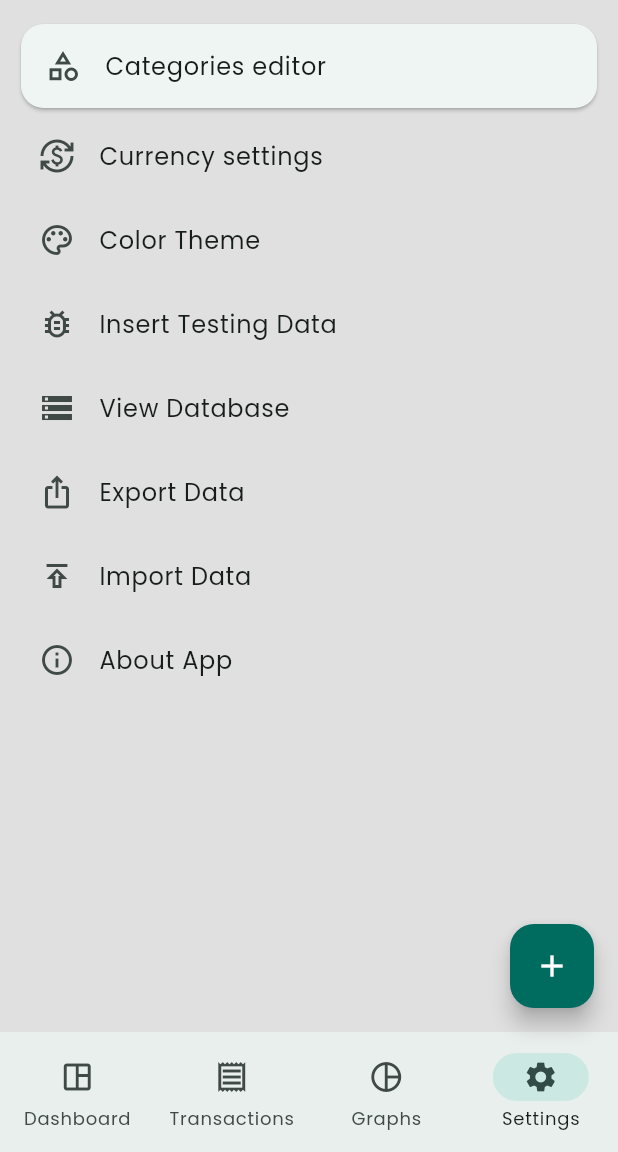
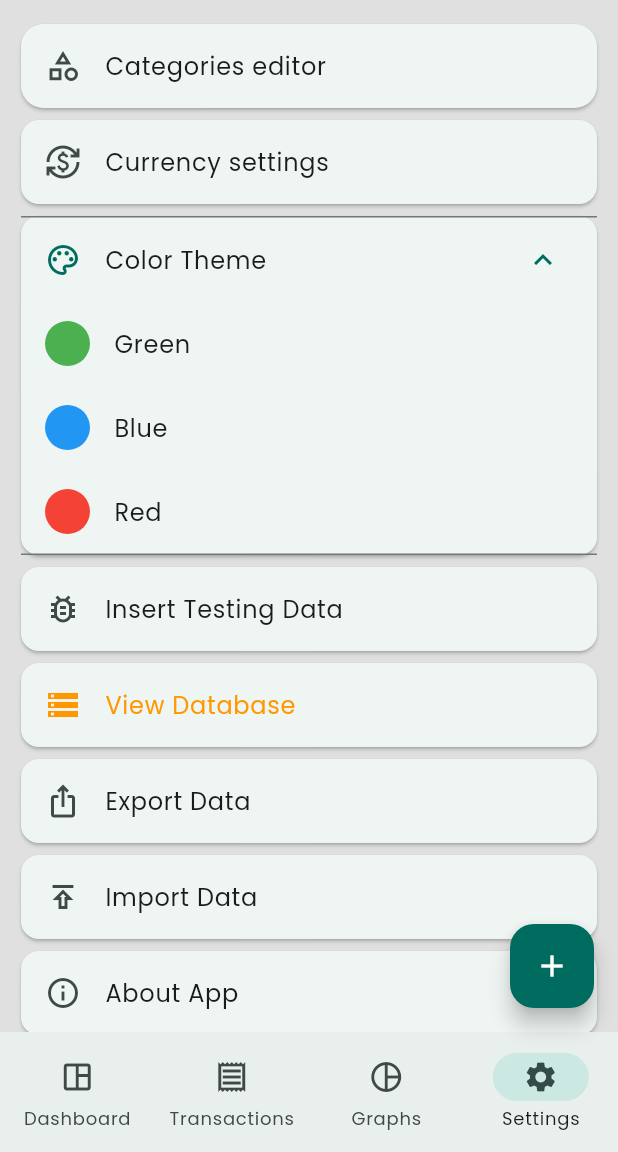
Before and after one commit to Nert53/budget-buddy, a Flutter app: the screen it shows after launch, item 4 of the bottom bar chosen, after a tap on "Color Theme", on a phone screen of 412 x 824 dp, the part 84-1236 px from its top. Run offline on Flutter 3.47's test engine with Material 3 defaults, Android fonts, the phone set to English and light mode, and no system bars; our stand-ins replace drift, drift_flutter, fl_chart, go_router, shared_preferences, skeletonizer; missing offline and left inert: drift_db_viewer, shortuid; accounts and stored records are empty; generated files the repository leaves out were written again.

Commit message:
color editor added

```diff
--- a/lib/main.dart
+++ b/lib/main.dart
@@ -2,6 +2,8 @@ import 'package:drift_db_viewer/drift_db_viewer.dart';
 import 'package:flutter/material.dart';
 import 'package:go_router/go_router.dart';
 import 'package:personal_finance/data/database.dart';
+import 'package:personal_finance/theme/theme.dart';
+import 'package:personal_finance/theme/theme_provider.dart';
 import 'package:personal_finance/view/screen/dashboard_screen.dart';
 import 'package:personal_finance/view/screen/graph_screen.dart';
 import 'package:personal_finance/view/screen/screen_container.dart';
@@ -19,6 +21,7 @@ void main() {
     Provider<AppDatabase>(
       create: (_) => AppDatabase(),
     ),
+    ChangeNotifierProvider(create: (context) => ThemeProvider()),
     ChangeNotifierProvider<TransactionViewModel>(
       create: (context) => TransactionViewModel(context.read<AppDatabase>()),
     ),
@@ -107,12 +110,7 @@ class PersonalFinanceApp extends StatelessWidget {
   Widget build(BuildContext context) {
     return MaterialApp.router(
       title: 'Budget Buddy',
-      theme: ThemeData(
-        colorScheme: ColorScheme.fromSeed(seedColor: const Color(0x007fb9ae)),
-        useMaterial3: true,
-        fontFamily: 'Poppins',
-        scaffoldBackgroundColor: const Color.fromARGB(255, 224, 224, 224),
-      ),
+      theme: Provider.of<ThemeProvider>(context).themeData,
       routerConfig: _router,
     );
   }
--- /dev/null
+++ b/lib/theme/theme.dart
@@ -0,0 +1,16 @@
+import 'package:flutter/material.dart';
+
+ThemeData mainThemeMode = ThemeData(
+  colorScheme: ColorScheme.fromSeed(seedColor: const Color(0x007fb9ae)),
+  useMaterial3: true,
+  fontFamily: 'Poppins',
+  scaffoldBackgroundColor: const Color.fromARGB(255, 224, 224, 224),
+);
+
+ThemeData secondThemeMode = ThemeData(
+
+  colorScheme: ColorScheme.fromSeed(seedColor: const Color.fromARGB(255, 25, 141, 207)),
+  useMaterial3: true,
+  fontFamily: 'Poppins',
+  scaffoldBackgroundColor: const Color.fromARGB(255, 224, 224, 224),
+);
--- /dev/null
+++ b/lib/theme/theme_provider.dart
@@ -0,0 +1,93 @@
+import 'package:flutter/material.dart';
+import 'package:flutter/scheduler.dart';
+import 'package:personal_finance/theme/theme.dart';
+import 'package:shared_preferences/shared_preferences.dart';
+
+class ThemeProvider with ChangeNotifier {
+  ThemeData _themeData = mainThemeMode;
+  ThemeData get themeData => _themeData;
+  final _currentBrightness =
+      SchedulerBinding.instance.platformDispatcher.platformBrightness;
+  bool _isSystemColorMode = false;
+  bool get isSystemColorMode => _isSystemColorMode;
+
+  ThemeProvider() {
+    loadTheme();
+  }
+
+  void loadTheme() async {
+    SharedPreferences prefs = await SharedPreferences.getInstance();
+    _isSystemColorMode = prefs.getBool('isSystemColorMode') ?? false;
+
+    if (_isSystemColorMode) {
+      themeData = _currentBrightness == Brightness.dark
+          ? secondThemeMode
+          : mainThemeMode;
+      return;
+    }
+
+    bool isDark = prefs.getBool('isDarkMode') ?? false;
+    themeData = isDark ? secondThemeMode : mainThemeMode;
+  }
+
+  set themeData(ThemeData themeData) {
+    _themeData = themeData;
+    SharedPreferences.getInstance().then((prefs) {
+      prefs.setBool('isDarMode', themeData == secondThemeMode);
+    });
+    notifyListeners();
+  }
+
+  void setDarkMode(bool value) {
+    themeData = value ? secondThemeMode : mainThemeMode;
+    SharedPreferences.getInstance().then((prefs) {
+      prefs.setBool('isDarkMode', value);
+    });
+    notifyListeners();
+  }
+
+  bool isDarkMode() {
+    return themeData == secondThemeMode;
+  }
+
+  void setColor(int value) {
+    int currentPrimaryValue = _themeData.colorScheme.primary.value;
+    int mainPrimaryValue = mainThemeMode.colorScheme.primary.value;
+
+    Color color1 = Colors.green;
+    Color color2 = Colors.blue;
+    Color color3 = Colors.red;
+    Color newColor = color1;
+
+    switch (value) {
+      case 0:
+        newColor = color1;
+        break;
+      case 1:
+        newColor = color2;
+        break;
+      case 2:
+        newColor = color3;
+        break;
+      default:
+        newColor = color1;
+    }
+
+    ThemeData newThemeData = ThemeData(
+      colorScheme: ColorScheme.fromSeed(seedColor: newColor),
+      useMaterial3: true,
+      fontFamily: 'Poppins',
+      scaffoldBackgroundColor: _themeData.scaffoldBackgroundColor,
+    );
+
+    if (currentPrimaryValue == mainPrimaryValue) {
+      themeData = newThemeData;
+    } else {
+      themeData = newThemeData;
+    }
+    SharedPreferences.getInstance().then((prefs) {
+      prefs.setBool('isDarkMode', themeData == secondThemeMode);
+    });
+    notifyListeners();
+  }
+}
--- a/lib/view/screen/settings_screen.dart
+++ b/lib/view/screen/settings_screen.dart
@@ -1,5 +1,7 @@
 import 'package:flutter/material.dart';
 import 'package:go_router/go_router.dart';
+import 'package:personal_finance/theme/theme_provider.dart';
+import 'package:provider/provider.dart';
 
 class SettingsScreen extends StatelessWidget {
   const SettingsScreen({super.key});
@@ -21,42 +23,105 @@ class SettingsScreen extends StatelessWidget {
               onTap: () {},
             ),
           ),
-          ListTile(
+          Card(
+            child: ListTile(
               leading: Icon(Icons.currency_exchange_outlined),
               title: Text('Currency settings'),
               onTap: () {},
             ),
-          ListTile(
+          ),
+          Card(
+            child: ExpansionTile(
               leading: Icon(Icons.color_lens_outlined),
               title: Text('Color Theme'),
-            onTap: () {},
+              children: [
+                ListTile(
+                  leading: Container(
+                    width: 30.0,
+                    height: 30.0,
+                    decoration: BoxDecoration(
+                      shape: BoxShape.circle,
+                      color: Colors.green,
+                    ),
+                  ),
+                  title: Text('Green'),
+                  onTap: () {
+                    context.read<ThemeProvider>().setColor(0);
+                  },
                 ),
                 ListTile(
+                  leading: Container(
+                    width: 30.0,
+                    height: 30.0,
+                    decoration: BoxDecoration(
+                      shape: BoxShape.circle,
+                      color: Colors.blue,
+                    ),
+                  ),
+                  title: Text('Blue'),
+                  onTap: () {
+                    context.read<ThemeProvider>().setColor(1);
+                  },
+                ),
+                ListTile(
+                  leading: Container(
+                    width: 30.0,
+                    height: 30.0,
+                    decoration: BoxDecoration(
+                      shape: BoxShape.circle,
+                      color: Colors.red,
+                    ),
+                  ),
+                  title: Text('Red'),
+                  onTap: () {
+                    context.read<ThemeProvider>().setColor(2);
+                  },
+                ),
+              ],
+            ),
+          ),
+          Card(
+            child: ListTile(
               leading: Icon(Icons.bug_report_outlined),
               title: Text('Insert Testing Data'),
               onTap: () {},
             ),
-          ListTile(
-            leading: Icon(Icons.storage_outlined),
-            title: Text('View Database'),
+          ),
+          Card(
+            child: ListTile(
+              leading: Icon(
+                Icons.storage_outlined,
+                color: Colors.orange,
+              ),
+              title: Text(
+                'View Database',
+                style: TextStyle(color: Colors.orange),
+              ),
               onTap: () {
                 context.go('/database');
               },
             ),
-          ListTile(
+          ),
+          Card(
+            child: ListTile(
               leading: Icon(Icons.ios_share_outlined),
               title: Text('Export Data'),
               onTap: () {},
             ),
-          ListTile(
+          ),
+          Card(
+            child: ListTile(
               leading: Icon(Icons.publish_outlined),
               title: Text('Import Data'),
               onTap: () {},
             ),
-          ListTile(
+          ),
+          Card(
+            child: ListTile(
               leading: Icon(Icons.info_outlined),
               title: Text('About App'),
               onTap: () {},
+            ),
           ),
         ],
       ),
--- a/pubspec.yaml
+++ b/pubspec.yaml
@@ -42,6 +42,7 @@ dependencies:
   fl_chart: ^0.69.0
   path_provider: ^2.1.4
   skeletonizer: ^1.4.2
+  shared_preferences: ^2.3.3
 
 dev_dependencies:
   flutter_test:
```
Also changed, not shown: pubspec.lock, 1 other file. Lines whose indentation alone changed are shown as unchanged.
